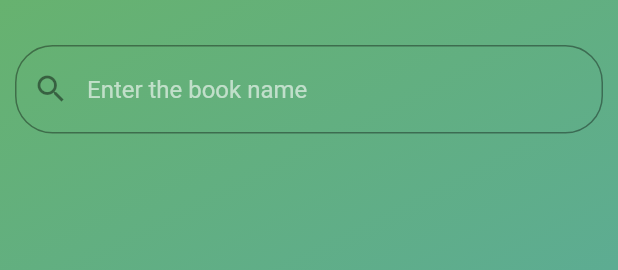
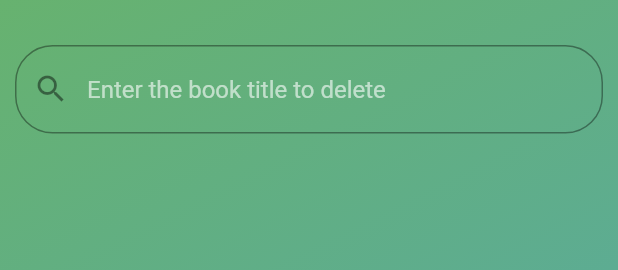
Before and after one commit to JossinAntony/Flutter_Bookstore_App, a Flutter app: the DeleteBooks widget shown alone on an empty page, opened directly, on a phone screen of 412 x 824 dp. Shown: the top 270 px of the screen. Run offline on Flutter 3.47's test engine with Material 2 defaults, Android fonts, the phone set to English and light mode, and no system bars.

```diff
--- a/lib/pages/deleteBooks.dart
+++ b/lib/pages/deleteBooks.dart
@@ -25,7 +25,7 @@ class DeleteBooks extends StatelessWidget {
                         borderRadius: BorderRadius.circular(25),
                       ),
                       prefixIcon: Icon(Icons.search),
-                      hintText: 'Enter the book name',
+                      hintText: 'Enter the book title to delete',
                       hintStyle: TextStyle(
                         color: Colors.white60,
                       )
--- a/lib/pages/login.dart
+++ b/lib/pages/login.dart
@@ -1,5 +1,6 @@
 import 'package:flutter/material.dart';
 import 'package:flutter_bookstore_app/pages/menupage.dart';
+import 'package:flutter_bookstore_app/pages/navigation.dart';
 
 import 'addBooks.dart';
 
@@ -128,7 +129,7 @@ class _LogInState extends State<LogIn> {
                                 setState(() {
                                   _visibility = !_checkCredentials(unameCntrlr.text, pwdCntrlr.text);
                                   if(!_visibility){
-                                    Navigator.push(context, MaterialPageRoute(builder: (context) => Menu()));
+                                    Navigator.push(context, MaterialPageRoute(builder: (context) => Navigation()));
                                   }
                                 });
                               },
--- /dev/null
+++ b/lib/pages/navigation.dart
@@ -0,0 +1,56 @@
+import 'package:flutter/material.dart';
+import 'package:flutter_bookstore_app/pages/addBooks.dart';
+import 'package:flutter_bookstore_app/pages/searchBooks.dart';
+import 'package:flutter_bookstore_app/pages/updateBooks.dart';
+import 'package:flutter_bookstore_app/pages/deleteBooks.dart';
+
+class Navigation extends StatefulWidget {
+  @override
+  _NavigationState createState() => _NavigationState();
+}
+
+class _NavigationState extends State<Navigation> {
+  final pages = [AddBooks(), SearchBooks(), UpdateBooks(), DeleteBooks()];
+  int _pageIndex = 0;
+
+  @override
+  Widget build(BuildContext context) {
+    return MaterialApp(
+      home: Scaffold(
+        appBar: AppBar(
+          title: Text('BOOKSTORE'),
+        ),
+        body: pages[_pageIndex],
+        bottomNavigationBar: BottomNavigationBar(
+            type: BottomNavigationBarType.fixed,
+            backgroundColor: Colors.blue,
+            selectedItemColor: Colors.white,
+            unselectedItemColor: Colors.black38,
+            onTap: (int index) {
+              setState(() {
+                _pageIndex = index;
+              });
+            },
+            currentIndex: _pageIndex,
+            items: [
+              BottomNavigationBarItem(
+                icon: Icon(Icons.add_circle),
+                title: Text('ADD BOOKS'),
+              ),
+              BottomNavigationBarItem(
+                icon: Icon(Icons.search),
+                title: Text('SEARCH BOOKS'),
+              ),
+              BottomNavigationBarItem(
+                icon: Icon(Icons.cloud_upload),
+                title: Text('UPDATE BOOKS'),
+              ),
+              BottomNavigationBarItem(
+                icon: Icon(Icons.delete),
+                title: Text('DELETE BOOKS'),
+              ),
+            ]),
+      ),
+    );
+  }
+}
--- a/lib/pages/searchBooks.dart
+++ b/lib/pages/searchBooks.dart
@@ -25,7 +25,7 @@ class SearchBooks extends StatelessWidget {
                         borderRadius: BorderRadius.circular(25),
                       ),
                       prefixIcon: Icon(Icons.search),
-                      hintText: 'Enter the book name here',
+                      hintText: 'Enter the book title to search',
                       hintStyle: TextStyle(
                         color: Colors.white60,
                       )
--- a/lib/pages/updateBooks.dart
+++ b/lib/pages/updateBooks.dart
@@ -25,7 +25,7 @@ class UpdateBooks extends StatelessWidget {
                         borderRadius: BorderRadius.circular(25),
                       ),
                       prefixIcon: Icon(Icons.search),
-                      hintText: 'Enter the book name',
+                      hintText: 'Enter the book title to update',
                       hintStyle: TextStyle(
                         color: Colors.white60,
                       )
```
